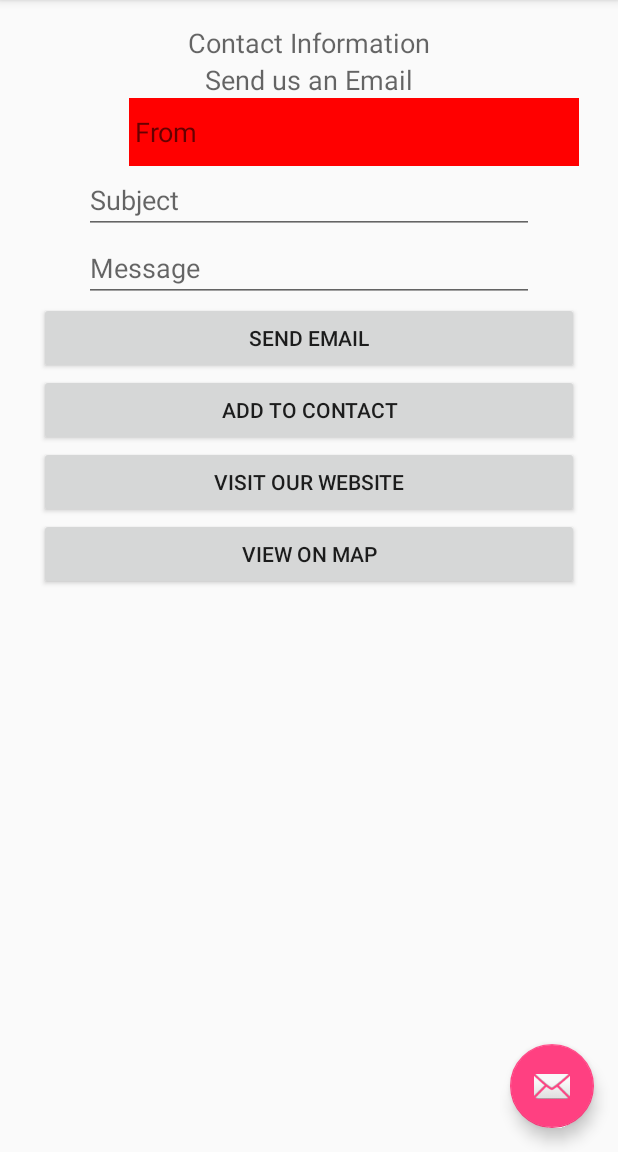
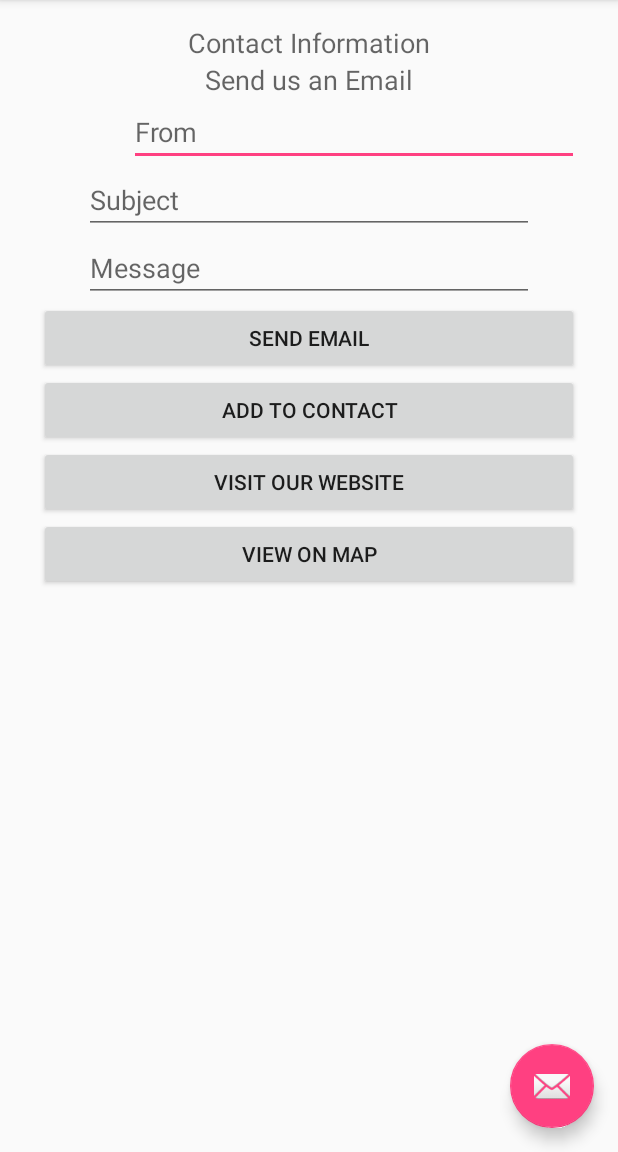
Before and after one commit to SorrGrif/LastQuestWiki, an Android app: the fragment contactFragment placed in its activity, after a tap on "SEND EMAIL", on a phone screen of 412 x 824 dp, the part 84-1236 px from its top. Run offline under Robolectric (Android 15) with nearby library versions, the phone set to English and light mode, and no system bars.

Commit message:
Took away red background color when invalid email entered

```diff
--- a/app/src/main/java/comsorrgriflastquestwiki/github/lastquestwiki/contactFragment.java
+++ b/app/src/main/java/comsorrgriflastquestwiki/github/lastquestwiki/contactFragment.java
@@ -119,7 +119,6 @@ public class contactFragment extends Fragment {
                 if(!hasAt || !hasDot)
                 {
                     fromTxt.startAnimation(shake);
-                    fromTxt.setBackgroundColor(Color.parseColor("#FF0000"));
                 }
                 else
                 {
```
